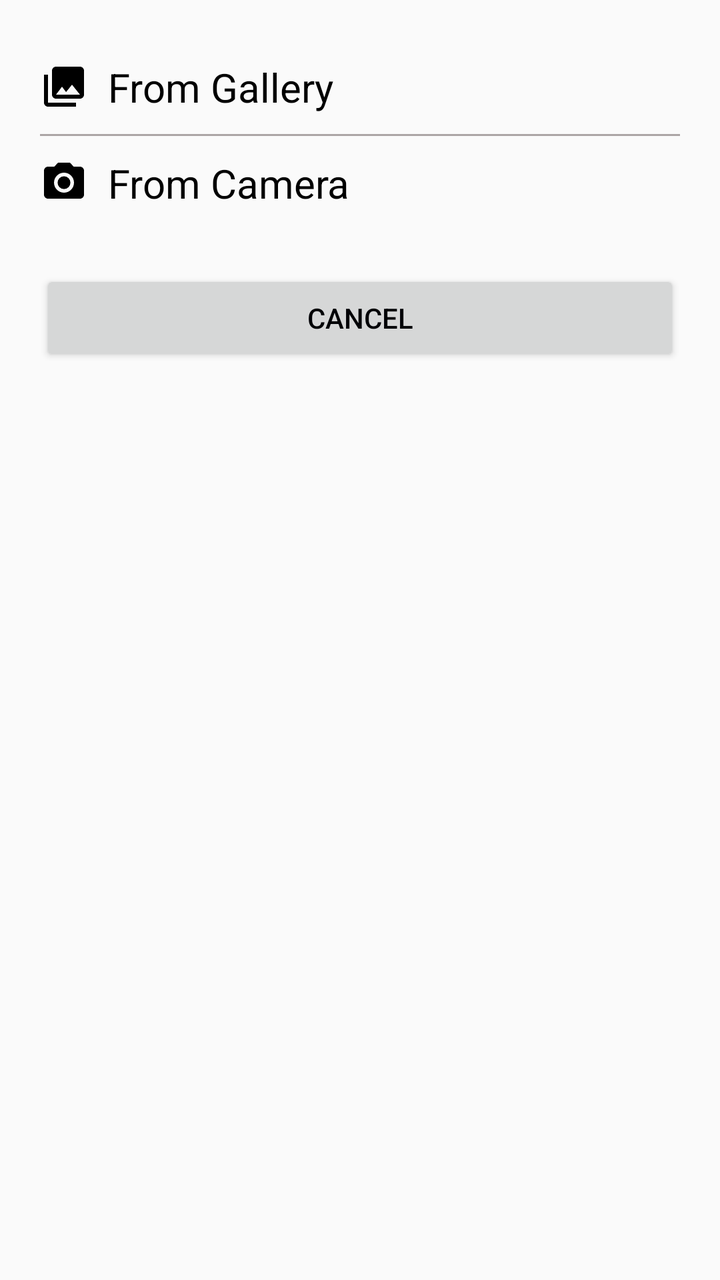
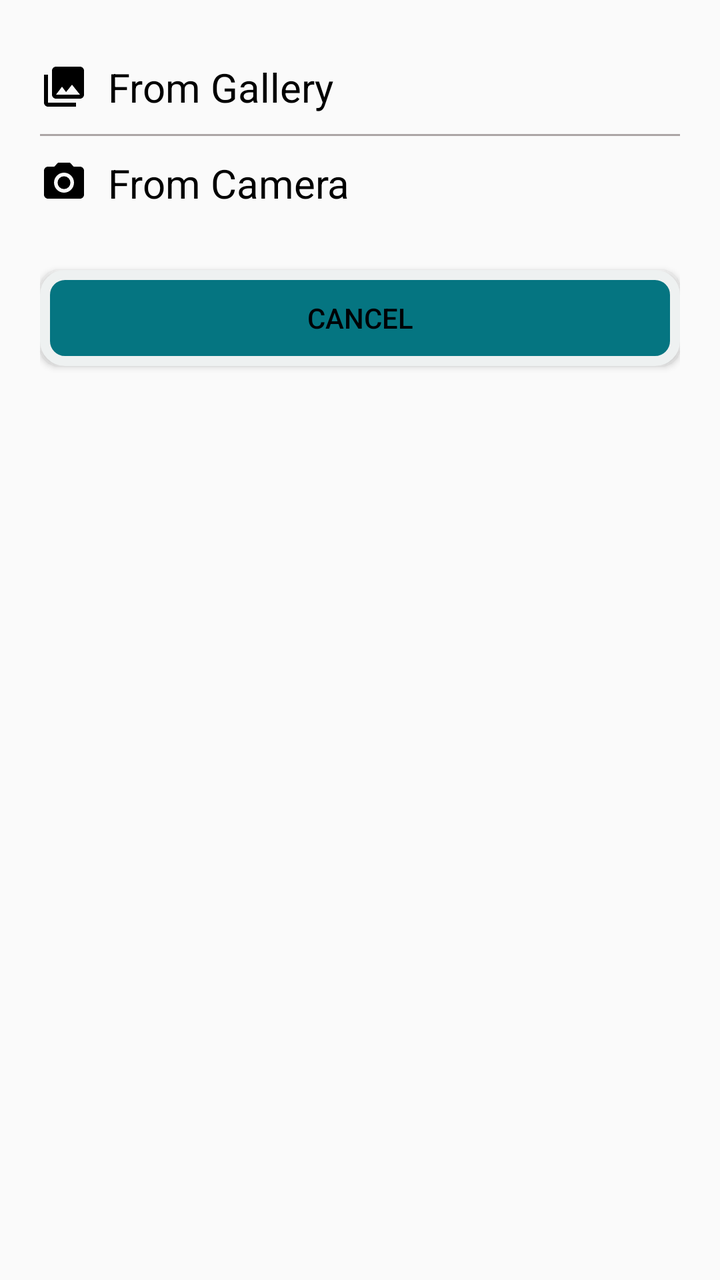

Screens rendered from an Android XML layout before and after an edit, with the pre-edit source and the edit as a unified diff.
<!-- AndroidManifest.xml: application theme AppTheme -->
<!-- res/layout/mode_takepic.xml -->
<?xml version="1.0" encoding="utf-8"?>
<LinearLayout xmlns:android="http://schemas.android.com/apk/res/android"
    android:layout_width="match_parent"
    android:layout_height="match_parent"
    android:orientation="vertical"
    android:padding="20dp">

    <LinearLayout
        android:id="@+id/gallery"
        android:layout_width="match_parent"
        android:layout_height="wrap_content"
        android:orientation="horizontal">

        <ImageView
            android:layout_width="wrap_content"
            android:layout_height="wrap_content"
            android:layout_gravity="center"
            android:src="@drawable/ic_menu_gallery" />

        <TextView
            android:layout_width="wrap_content"
            android:layout_height="wrap_content"
            android:layout_margin="10dp"
            android:text="From Gallery"
            android:textColor="#000000"
            android:textSize="20dp" />
    </LinearLayout>

    <View
        android:layout_width="match_parent"
        android:layout_height="1dp"
        android:layout_below="@+id/hader2"
        android:background="#aca6a6" />

    <LinearLayout
        android:id="@+id/camera"
        android:layout_width="match_parent"
        android:layout_height="wrap_content"
        android:orientation="horizontal">

        <ImageView
            android:layout_width="wrap_content"
            android:layout_height="wrap_content"
            android:layout_gravity="center"
            android:src="@drawable/ic_menu_camera" />

        <TextView
            android:layout_width="wrap_content"
            android:layout_height="wrap_content"
            android:layout_margin="10dp"
            android:text="From Camera"
            android:textColor="#000000"
            android:textSize="20dp" />
    </LinearLayout>

    <Button
        android:id="@+id/CAncel"
        android:layout_width="match_parent"
        android:layout_height="wrap_content"
        android:layout_gravity="center_horizontal"
        android:layout_marginTop="20dp"
        android:elevation="10dp"
        android:text="CANCEL"
        android:textColor="@color/colorAccent" />

</LinearLayout>
<!-- resources referenced by this layout -->
<resources>
  <color name="colorAccent">#000105</color>
  <!-- drawable ic_menu_camera (drawable-v21) -->
  <vector xmlns:android="http://schemas.android.com/apk/res/android"
      android:width="24dp"
      android:height="24dp"
      android:viewportHeight="24.0"
      android:viewportWidth="24.0">
      <path
          android:fillColor="#FF000000"
          android:pathData="M12,12m-3.2,0a3.2,3.2 0,1 1,6.4 0a3.2,3.2 0,1 1,-6.4 0" />
      <path
          android:fillColor="#FF000000"
          android:pathData="M9,2L7.17,4H4c-1.1,0 -2,0.9 -2,2v12c0,1.1 0.9,2 2,2h16c1.1,0 2,-0.9 2,-2V6c0,-1.1 -0.9,-2 -2,-2h-3.17L15,2H9zm3,15c-2.76,0 -5,-2.24 -5,-5s2.24,-5 5,-5 5,2.24 5,5 -2.24,5 -5,5z" />
  </vector>
  <!-- drawable ic_menu_gallery (drawable-v21) -->
  <vector xmlns:android="http://schemas.android.com/apk/res/android"
      android:width="24dp"
      android:height="24dp"
      android:viewportHeight="24.0"
      android:viewportWidth="24.0">
      <path
          android:fillColor="#FF000000"
          android:pathData="M22,16V4c0,-1.1 -0.9,-2 -2,-2H8c-1.1,0 -2,0.9 -2,2v12c0,1.1 0.9,2 2,2h12c1.1,0 2,-0.9 2,-2zm-11,-4l2.03,2.71L16,11l4,5H8l3,-4zM2,6v14c0,1.1 0.9,2 2,2h14v-2H4V6H2z" />
  </vector>
  <style name="AppTheme" parent="Theme.AppCompat.Light.DarkActionBar">
          
          <item name="windowNoTitle">true</item>
          <item name="windowActionBar">false</item>
          <item name="colorPrimary">@color/light_blue_800</item>
          <item name="colorPrimaryDark">@color/colorPrimaryDark</item>
          <item name="colorAccent">@color/colorAccent</item>
      </style>
  <color name="light_blue_800">#0277bd</color>
  <color name="colorPrimaryDark">#303F9F</color>
</resources>

<!-- the commit's change to res/layout/mode_takepic.xml (unified diff, before → after) -->
@@ -61,6 +61,7 @@
         android:layout_marginTop="20dp"
         android:elevation="10dp"
         android:text="CANCEL"
+        android:background="@drawable/button_background"
         android:textColor="@color/colorAccent" />
 
 </LinearLayout>
<!-- resource entries referenced after the edit -->
@@ -1,6 +1,21 @@
 <!-- resources referenced by this layout -->
 <resources>
   <color name="colorAccent">#000105</color>
+  <!-- drawable button_background (drawable) -->
+  <?xml version="1.0" encoding="utf-8"?>
+  <selector xmlns:android="http://schemas.android.com/apk/res/android">
+      <item>
+  
+          <shape android:shape="rectangle">
+              <solid android:color="#057581" />
+              <stroke android:width="5dp" android:color="#eef1f1" />
+              <corners android:radius="10dp" />
+  
+          </shape>
+  
+      </item>
+  
+  </selector>
   <!-- drawable ic_menu_camera (drawable-v21) -->
   <vector xmlns:android="http://schemas.android.com/apk/res/android"
       android:width="24dp"
@@ -28,11 +43,11 @@
           
           <item name="windowNoTitle">true</item>
           <item name="windowActionBar">false</item>
-          <item name="colorPrimary">@color/light_blue_800</item>
+          <item name="colorPrimary">@color/pink_900</item>
           <item name="colorPrimaryDark">@color/colorPrimaryDark</item>
           <item name="colorAccent">@color/colorAccent</item>
       </style>
-  <color name="light_blue_800">#0277bd</color>
+  <color name="pink_900">#880E4F</color>
   <color name="colorPrimaryDark">#303F9F</color>
 </resources>
 
